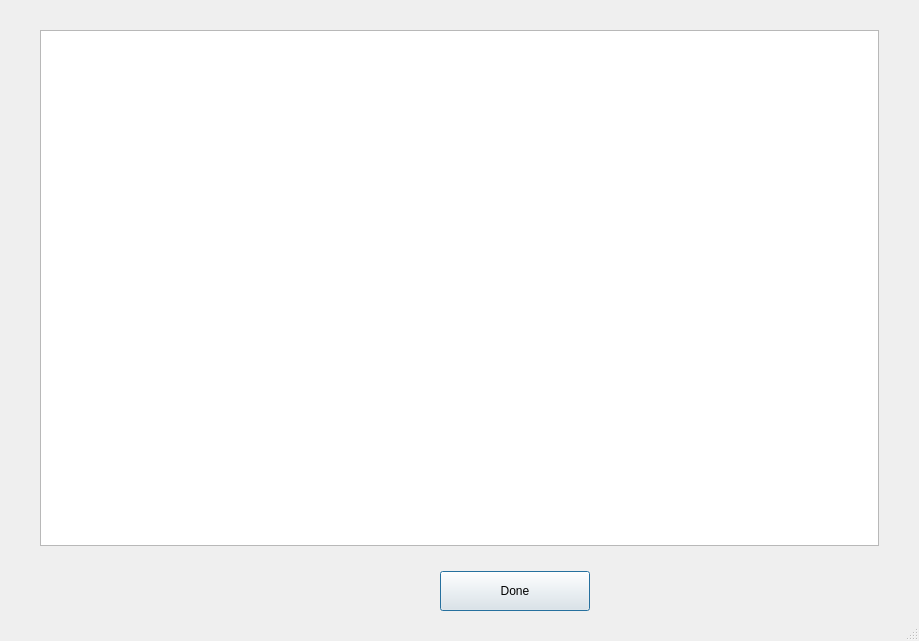
Old version of the form dialogs/helpdlg.ui in the repository 0xkobe/mwc-wallet.
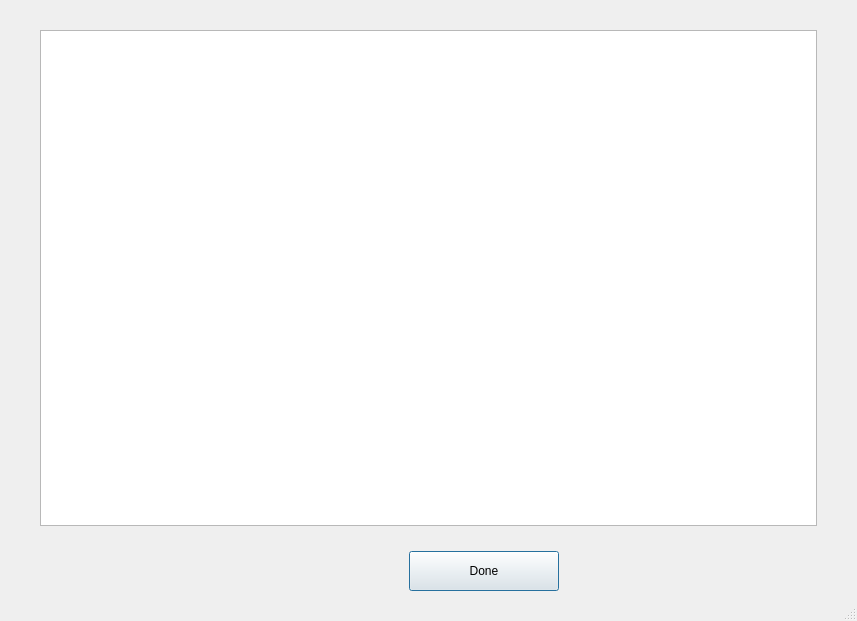
New version of the form. Icons and pictures are not drawn. Custom widgets are drawn as their Qt base class.

Diff of the .ui file:
```diff
--- a/dialogs/helpdlg.ui
+++ b/dialogs/helpdlg.ui
@@ -6,8 +6,8 @@
    <rect>
     <x>0</x>
     <y>0</y>
-    <width>919</width>
-    <height>641</height>
+    <width>857</width>
+    <height>621</height>
    </rect>
   </property>
   <property name="windowTitle">
@@ -50,8 +50,8 @@
       <string>&lt;!DOCTYPE HTML PUBLIC &quot;-//W3C//DTD HTML 4.0//EN&quot; &quot;http://www.w3.org/TR/REC-html40/strict.dtd&quot;&gt;
 &lt;html&gt;&lt;head&gt;&lt;meta name=&quot;qrichtext&quot; content=&quot;1&quot; /&gt;&lt;style type=&quot;text/css&quot;&gt;
 p, li { white-space: pre-wrap; }
-&lt;/style&gt;&lt;/head&gt;&lt;body style=&quot; font-family:'.SF NS Text'; font-size:13pt; font-weight:400; font-style:normal;&quot;&gt;
-&lt;p style=&quot;-qt-paragraph-type:empty; margin-top:0px; margin-bottom:0px; margin-left:0px; margin-right:0px; -qt-block-indent:0; text-indent:0px;&quot;&gt;&lt;br /&gt;&lt;/p&gt;&lt;/body&gt;&lt;/html&gt;</string>
+&lt;/style&gt;&lt;/head&gt;&lt;body style=&quot; font-family:'.AppleSystemUIFont'; font-size:13pt; font-weight:400; font-style:normal;&quot;&gt;
+&lt;p style=&quot;-qt-paragraph-type:empty; margin-top:0px; margin-bottom:0px; margin-left:0px; margin-right:0px; -qt-block-indent:0; text-indent:0px; font-family:'.SF NS Text';&quot;&gt;&lt;br /&gt;&lt;/p&gt;&lt;/body&gt;&lt;/html&gt;</string>
      </property>
      <property name="openLinks">
       <bool>false</bool>
```
